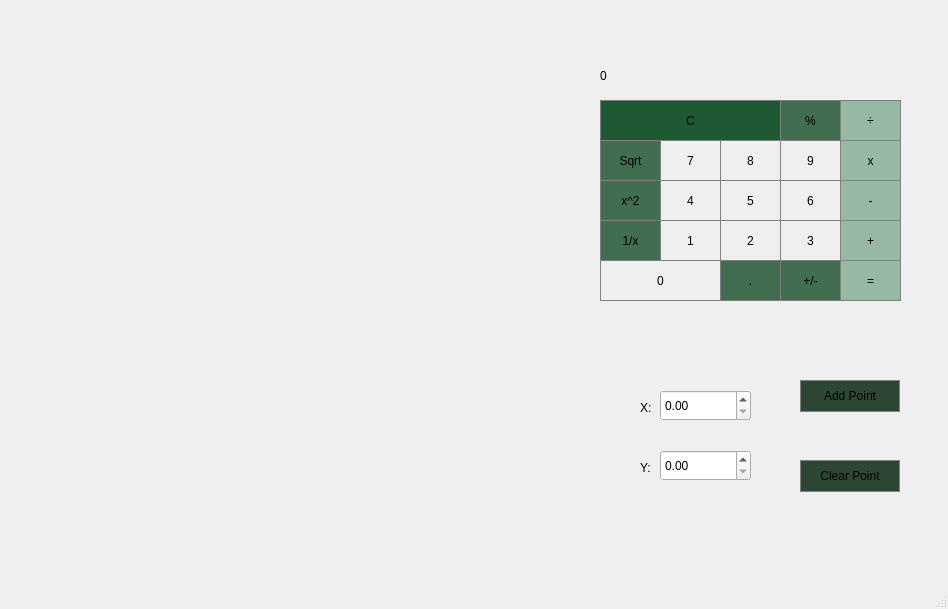
First picture: the form in mainwindow.ui, repository CSE-165/GraphingCalc, before the edit.
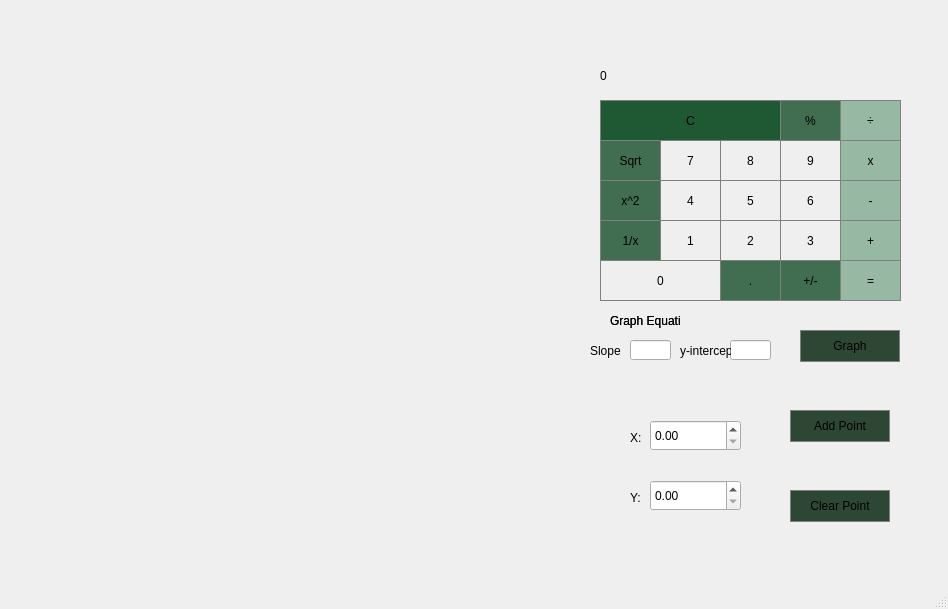
Second picture: the form after the edit. Custom widgets are drawn as their Qt base class.

Commit message: Added equation plotting functionality

Patch:
```diff
--- a/mainwindow.ui
+++ b/mainwindow.ui
@@ -17,8 +17,8 @@
    <widget class="QLabel" name="label_x">
     <property name="geometry">
      <rect>
-      <x>640</x>
-      <y>400</y>
+      <x>630</x>
+      <y>430</y>
       <width>21</width>
       <height>16</height>
      </rect>
@@ -40,8 +40,8 @@
    <widget class="QPushButton" name="add">
     <property name="geometry">
      <rect>
-      <x>800</x>
-      <y>380</y>
+      <x>790</x>
+      <y>410</y>
       <width>100</width>
       <height>32</height>
      </rect>
@@ -63,8 +63,8 @@
    <widget class="QDoubleSpinBox" name="x_coord">
     <property name="geometry">
      <rect>
-      <x>660</x>
-      <y>390</y>
+      <x>650</x>
+      <y>420</y>
       <width>91</width>
       <height>31</height>
      </rect>
@@ -73,8 +73,8 @@
    <widget class="QDoubleSpinBox" name="y_coord">
     <property name="geometry">
      <rect>
-      <x>660</x>
-      <y>450</y>
+      <x>650</x>
+      <y>480</y>
       <width>91</width>
       <height>31</height>
      </rect>
@@ -624,8 +624,8 @@
    <widget class="QPushButton" name="clear">
     <property name="geometry">
      <rect>
-      <x>800</x>
-      <y>460</y>
+      <x>790</x>
+      <y>490</y>
       <width>100</width>
       <height>32</height>
      </rect>
@@ -647,8 +647,8 @@
    <widget class="QLabel" name="label_y">
     <property name="geometry">
      <rect>
-      <x>640</x>
-      <y>460</y>
+      <x>630</x>
+      <y>490</y>
       <width>21</width>
       <height>16</height>
      </rect>
@@ -657,6 +657,101 @@
      <string>Y:</string>
     </property>
    </widget>
+   <widget class="QLabel" name="lineLabel">
+    <property name="geometry">
+     <rect>
+      <x>610</x>
+      <y>310</y>
+      <width>71</width>
+      <height>21</height>
+     </rect>
+    </property>
+    <property name="text">
+     <string>Graph Equation</string>
+    </property>
+   </widget>
+   <widget class="QLineEdit" name="slopeInput">
+    <property name="geometry">
+     <rect>
+      <x>630</x>
+      <y>340</y>
+      <width>41</width>
+      <height>20</height>
+     </rect>
+    </property>
+   </widget>
+   <widget class="QPushButton" name="GraphButton">
+    <property name="geometry">
+     <rect>
+      <x>800</x>
+      <y>330</y>
+      <width>100</width>
+      <height>32</height>
+     </rect>
+    </property>
+    <property name="styleSheet">
+     <string notr="true">QPushButton {
+  background-color: rgb(46, 71, 53);
+  border: 1px solid gray;
+}
+QPushButton:pressed {
+    background-color: qlineargradient(x1: 0, y1: 0, x2: 0, y2: 1,
+                                      stop: 0 #BEBEBE, stop: 1 #D7D7D7);
+}</string>
+    </property>
+    <property name="text">
+     <string>Graph</string>
+    </property>
+   </widget>
+   <widget class="QLineEdit" name="interceptInput">
+    <property name="geometry">
+     <rect>
+      <x>730</x>
+      <y>340</y>
+      <width>41</width>
+      <height>20</height>
+     </rect>
+    </property>
+   </widget>
+   <widget class="QLabel" name="lineLabel_2">
+    <property name="geometry">
+     <rect>
+      <x>610</x>
+      <y>310</y>
+      <width>71</width>
+      <height>21</height>
+     </rect>
+    </property>
+    <property name="text">
+     <string>Graph Equation</string>
+    </property>
+   </widget>
+   <widget class="QLabel" name="lineLabel_3">
+    <property name="geometry">
+     <rect>
+      <x>590</x>
+      <y>340</y>
+      <width>31</width>
+      <height>21</height>
+     </rect>
+    </property>
+    <property name="text">
+     <string>Slope</string>
+    </property>
+   </widget>
+   <widget class="QLabel" name="lineLabel_4">
+    <property name="geometry">
+     <rect>
+      <x>680</x>
+      <y>340</y>
+      <width>51</width>
+      <height>21</height>
+     </rect>
+    </property>
+    <property name="text">
+     <string>y-intercept</string>
+    </property>
+   </widget>
   </widget>
   <widget class="QMenuBar" name="menubar">
    <property name="geometry">
```
Left out of the diff: 2 changed lines with no effect on the pictures. The commit also changes 10 other files.
